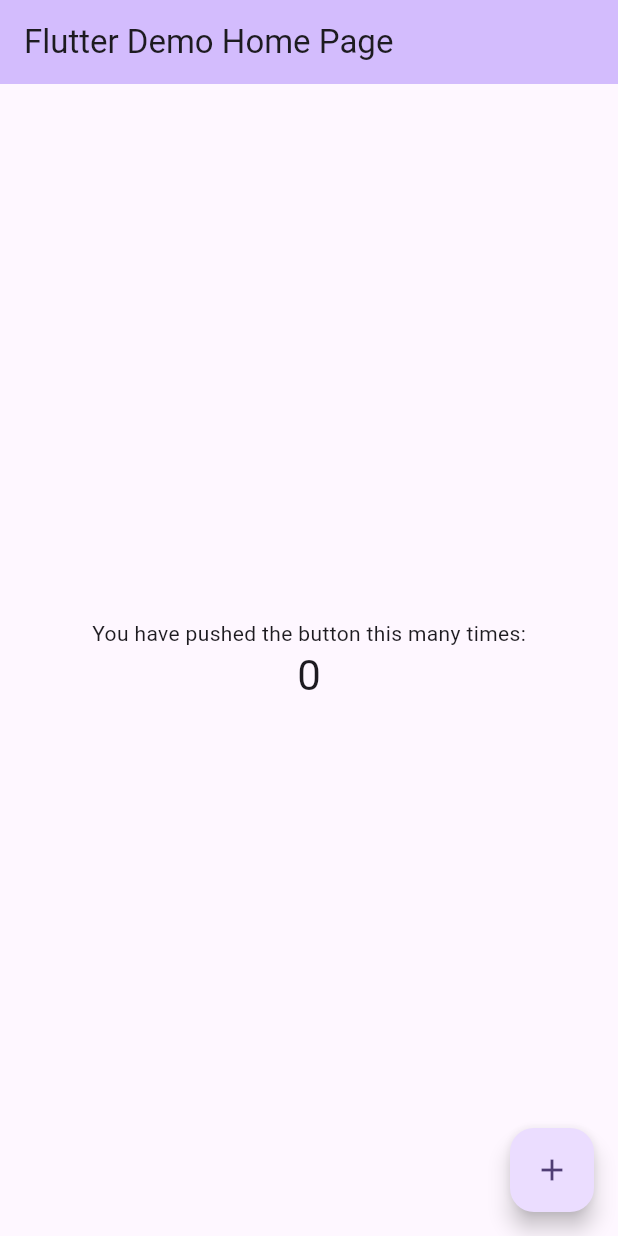
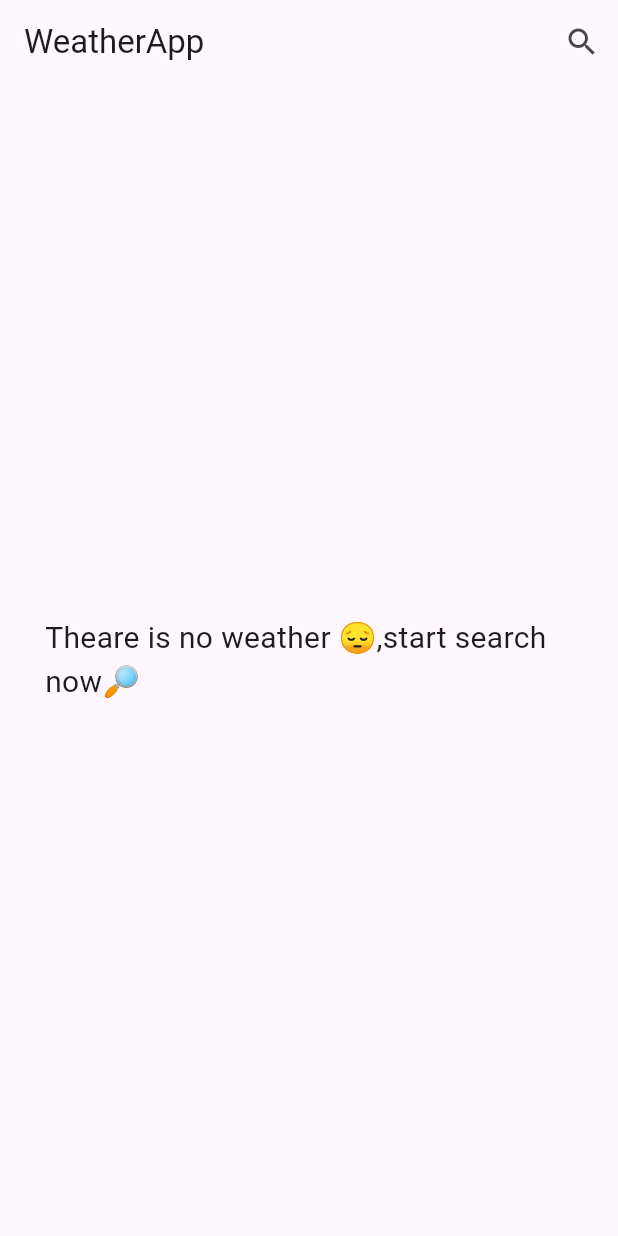
Before and after one commit to radwa-nagy/Weather-App, a Flutter app: the screen it shows after launch, on a phone screen of 412 x 824 dp. Run offline on Flutter 3.47's test engine with Material 3 defaults, Android fonts, the phone set to English and light mode, and no system bars; our stand-ins replace bloc, dio, flutter_bloc.

Commit message:
trigger cubit

```diff
--- /dev/null
+++ b/lib/core/routing/routes.dart
@@ -0,0 +1,3 @@
+class Routes {
+  static const String search = "/searchscreen";
+}
--- /dev/null
+++ b/lib/features/data/model/weather_model_.dart
@@ -0,0 +1,30 @@
+class WeatherModel {
+  final String cityName;
+  final String? image;
+  final DateTime date;
+  final double temp;
+  final double maxTemp;
+  final double minTemp;
+  final String weatherCondition;
+
+  WeatherModel(
+      {required this.cityName,
+      required this.image,
+      required this.date,
+      required this.temp,
+      required this.maxTemp,
+      required this.minTemp,
+      required this.weatherCondition});
+  factory WeatherModel.fromjson(json) {
+    return WeatherModel(
+      cityName: json['location']['name'],
+      image: json['forecast']['forecastday'][0]['day']['condition']['icon'],
+      date: DateTime.parse(json['currrent']['last_updated']),
+      temp: json['forecast']['forecastday'][0]['day']['avgtemp_c'],
+      maxTemp: json['forecast']['forecastday'][0]['day']['maxtemp_c'],
+      minTemp: json['forecast']['forecastday'][0]['day']['mintemp_c'],
+      weatherCondition: json['forecast']['forecastday'][0]['day']['condition']
+          ['text'],
+    );
+  }
+}
--- /dev/null
+++ b/lib/features/data/service/service_in_weather.dart
@@ -0,0 +1,27 @@
+import 'dart:developer';
+
+import 'package:dio/dio.dart';
+import 'package:weatherapp/features/data/model/weather_model_.dart';
+
+class WeatherService {
+  final Dio dio;
+  final String baseUrl = "https://api.weatherapi.com/v1";
+  final String apiKey = "62aa71e1be0441649df124315240607";
+
+  WeatherService({required this.dio});
+  Future<WeatherModel> getCurrentWeather({required String cityName}) async {
+    try {
+      Response response = await dio
+          .get("$baseUrl/forecast.json?key=$apiKey&q=$cityName&days=1");
+      WeatherModel waetherModel = WeatherModel.fromjson(response.data);
+      return waetherModel;
+    } on DioException catch (e) {
+      final String errorMessage = e.response?.data['error']['message'] ??
+          "opps there was an error , try later";
+      throw Exception(errorMessage);
+    } catch (e) {
+      log(e.toString());
+      throw Exception("opps there was an error , try later");
+    }
+  }
+}
--- /dev/null
+++ b/lib/features/homepage.dart
@@ -0,0 +1,44 @@
+import 'package:flutter/material.dart';
+import 'package:weatherapp/core/helper/extentions.dart';
+import 'package:weatherapp/core/routing/routes.dart';
+import 'package:flutter_bloc/flutter_bloc.dart';
+import 'package:weatherapp/features/logic/cubit/get_weather_cubit.dart';
+
+import 'package:weatherapp/features/widgets/noweatherbody.dart';
+import 'package:weatherapp/features/widgets/weather_Info_body.dart';
+
+class HomePage extends StatelessWidget {
+  const HomePage({super.key});
+
+  @override
+  Widget build(BuildContext context) {
+    return Scaffold(
+        appBar: AppBar(
+          title: const Text("WeatherApp"),
+          actions: [
+            IconButton(
+                onPressed: () {
+                  context.pushNamed(Routes.search);
+                },
+                icon: const Icon(Icons.search))
+          ],
+        ),
+        body: BlocBuilder<GetWeatherCubit, GetWeatherState>(
+          builder: (context, state) {
+            if (state is GetWeatherInitial) {
+              return const NoWeatherBody();
+            } else if (state is WeatherLoadedState) {
+              return WeatherInfoBody(
+                weather: state.weatherModel!,
+              );
+            } else {
+              return const Center(
+                  child: Text(
+                "oops,There was an error,try latter",
+                style: TextStyle(fontSize: 20),
+              ));
+            }
+          },
+        ));
+  }
+}
--- /dev/null
+++ b/lib/features/logic/cubit/get_weather_cubit.dart
@@ -0,0 +1,21 @@
+import 'package:bloc/bloc.dart';
+import 'package:dio/dio.dart';
+import 'package:weatherapp/features/data/model/weather_model_.dart';
+import 'package:weatherapp/features/data/service/service_in_weather.dart';
+
+part 'get_weather_state.dart';
+
+class GetWeatherCubit extends Cubit<GetWeatherState> {
+  GetWeatherCubit() : super(GetWeatherInitial());
+  WeatherModel? weatherModel;
+
+  getCurrentWeather({required String cityName}) async {
+    try {
+      weatherModel = await WeatherService(dio: Dio())
+          .getCurrentWeather(cityName: cityName);
+      emit(WeatherLoadedState(weatherModel: weatherModel!));
+    } catch (e) {
+      emit(WeatherFailureState());
+    }
+  }
+}
--- /dev/null
+++ b/lib/features/logic/cubit/get_weather_state.dart
@@ -0,0 +1,13 @@
+part of 'get_weather_cubit.dart';
+
+sealed class GetWeatherState {}
+
+final class GetWeatherInitial extends GetWeatherState {}
+
+final class WeatherLoadedState extends GetWeatherState {
+  final WeatherModel? weatherModel;
+
+  WeatherLoadedState({this.weatherModel});
+}
+
+final class WeatherFailureState extends GetWeatherState {}
--- /dev/null
+++ b/lib/features/widgets/noweatherbody.dart
@@ -0,0 +1,23 @@
+import 'package:flutter/material.dart';
+
+class NoWeatherBody extends StatelessWidget {
+  const NoWeatherBody({super.key});
+
+  @override
+  Widget build(BuildContext context) {
+    return const Padding(
+      padding: EdgeInsets.symmetric(horizontal: 30),
+      child: Column(
+        mainAxisAlignment: MainAxisAlignment.center,
+        children: [
+          Text(
+            "Theare is no weather 😔,start search now🔎",
+            style: TextStyle(
+              fontSize: 20,
+            ),
+          ),
+        ],
+      ),
+    );
+  }
+}
--- a/lib/main.dart
+++ b/lib/main.dart
@@ -1,125 +1,39 @@
 import 'package:flutter/material.dart';
+import 'package:flutter_bloc/flutter_bloc.dart';
+import 'package:weatherapp/core/helper/constant.dart';
+import 'package:weatherapp/core/routing/app_router.dart';
+import 'package:weatherapp/features/homepage.dart';
+import 'package:weatherapp/features/logic/cubit/get_weather_cubit.dart';
 
 void main() {
-  runApp(const MyApp());
+  runApp(WeatherApp(
+    appRouter: AppRouter(),
+  ));
 }
 
-class MyApp extends StatelessWidget {
-  const MyApp({super.key});
-
-  // This widget is the root of your application.
-  @override
-  Widget build(BuildContext context) {
-    return MaterialApp(
-      title: 'Flutter Demo',
-      theme: ThemeData(
-        // This is the theme of your application.
-        //
-        // TRY THIS: Try running your application with "flutter run". You'll see
-        // the application has a purple toolbar. Then, without quitting the app,
-        // try changing the seedColor in the colorScheme below to Colors.green
-        // and then invoke "hot reload" (save your changes or press the "hot
-        // reload" button in a Flutter-supported IDE, or press "r" if you used
-        // the command line to start the app).
-        //
-        // Notice that the counter didn't reset back to zero; the application
-        // state is not lost during the reload. To reset the state, use hot
-        // restart instead.
-        //
-        // This works for code too, not just values: Most code changes can be
-        // tested with just a hot reload.
-        colorScheme: ColorScheme.fromSeed(seedColor: Colors.deepPurple),
-        useMaterial3: true,
-      ),
-      home: const MyHomePage(title: 'Flutter Demo Home Page'),
-    );
-  }
-}
-
-class MyHomePage extends StatefulWidget {
-  const MyHomePage({super.key, required this.title});
-
-  // This widget is the home page of your application. It is stateful, meaning
-  // that it has a State object (defined below) that contains fields that affect
-  // how it looks.
-
-  // This class is the configuration for the state. It holds the values (in this
-  // case the title) provided by the parent (in this case the App widget) and
-  // used by the build method of the State. Fields in a Widget subclass are
-  // always marked "final".
-
-  final String title;
-
-  @override
-  State<MyHomePage> createState() => _MyHomePageState();
-}
-
-class _MyHomePageState extends State<MyHomePage> {
-  int _counter = 0;
-
-  void _incrementCounter() {
-    setState(() {
-      // This call to setState tells the Flutter framework that something has
-      // changed in this State, which causes it to rerun the build method below
-      // so that the display can reflect the updated values. If we changed
-      // _counter without calling setState(), then the build method would not be
-      // called again, and so nothing would appear to happen.
-      _counter++;
-    });
-  }
+class WeatherApp extends StatelessWidget {
+  const WeatherApp({super.key, required this.appRouter});
+  final AppRouter appRouter;
 
   @override
   Widget build(BuildContext context) {
-    // This method is rerun every time setState is called, for instance as done
-    // by the _incrementCounter method above.
-    //
-    // The Flutter framework has been optimized to make rerunning build methods
-    // fast, so that you can just rebuild anything that needs updating rather
-    // than having to individually change instances of widgets.
-    return Scaffold(
-      appBar: AppBar(
-        // TRY THIS: Try changing the color here to a specific color (to
-        // Colors.amber, perhaps?) and trigger a hot reload to see the AppBar
-        // change color while the other colors stay the same.
-        backgroundColor: Theme.of(context).colorScheme.inversePrimary,
-        // Here we take the value from the MyHomePage object that was created by
-        // the App.build method, and use it to set our appbar title.
-        title: Text(widget.title),
-      ),
-      body: Center(
-        // Center is a layout widget. It takes a single child and positions it
-        // in the middle of the parent.
-        child: Column(
-          // Column is also a layout widget. It takes a list of children and
-          // arranges them vertically. By default, it sizes itself to fit its
-          // children horizontally, and tries to be as tall as its parent.
-          //
-          // Column has various properties to control how it sizes itself and
-          // how it positions its children. Here we use mainAxisAlignment to
-          // center the children vertically; the main axis here is the vertical
-          // axis because Columns are vertical (the cross axis would be
-          // horizontal).
-          //
-          // TRY THIS: Invoke "debug painting" (choose the "Toggle Debug Paint"
-          // action in the IDE, or press "p" in the console), to see the
-          // wireframe for each widget.
-          mainAxisAlignment: MainAxisAlignment.center,
-          children: <Widget>[
-            const Text(
-              'You have pushed the button this many times:',
-            ),
-            Text(
-              '$_counter',
-              style: Theme.of(context).textTheme.headlineMedium,
-            ),
-          ],
-        ),
-      ),
-      floatingActionButton: FloatingActionButton(
-        onPressed: _incrementCounter,
-        tooltip: 'Increment',
-        child: const Icon(Icons.add),
-      ), // This trailing comma makes auto-formatting nicer for build methods.
-    );
+    return BlocProvider(
+        create: (context) => GetWeatherCubit(),
+        child: Builder(
+          builder: (context) => BlocBuilder<GetWeatherCubit, GetWeatherState>(
+            builder: (context, state) {
+              return MaterialApp(
+                debugShowCheckedModeBanner: false,
+                // theme: ThemeData(
+                //     primarySwatch: getColorForWeatherCondition(
+                //         BlocProvider.of<GetWeatherCubit>(context)
+                //             .weatherModel!
+                //             .weatherCondition)),
+                onGenerateRoute: appRouter.generateRoute,
+                home: const HomePage(),
+              );
+            },
+          ),
+        ));
   }
 }
--- a/pubspec.yaml
+++ b/pubspec.yaml
@@ -35,6 +35,9 @@ dependencies:
   # The following adds the Cupertino Icons font to your application.
   # Use with the CupertinoIcons class for iOS style icons.
   cupertino_icons: ^1.0.6
+  dio: ^5.5.0+1
+  bloc: ^8.1.4
+  flutter_bloc: ^8.1.6
 
 dev_dependencies:
   flutter_test:
```
Also changed, not shown: lib/core/helper/constant.dart (added, +70 -0 lines), lib/core/helper/extentions.dart (added, +23 -0 lines), lib/core/routing/app_router.dart (added, +20 -0 lines), lib/features/search_view.dart (added, +38 -0 lines), lib/features/widgets/weather_Info_body.dart (added, +81 -0 lines), pubspec.lock, 2 other files.
